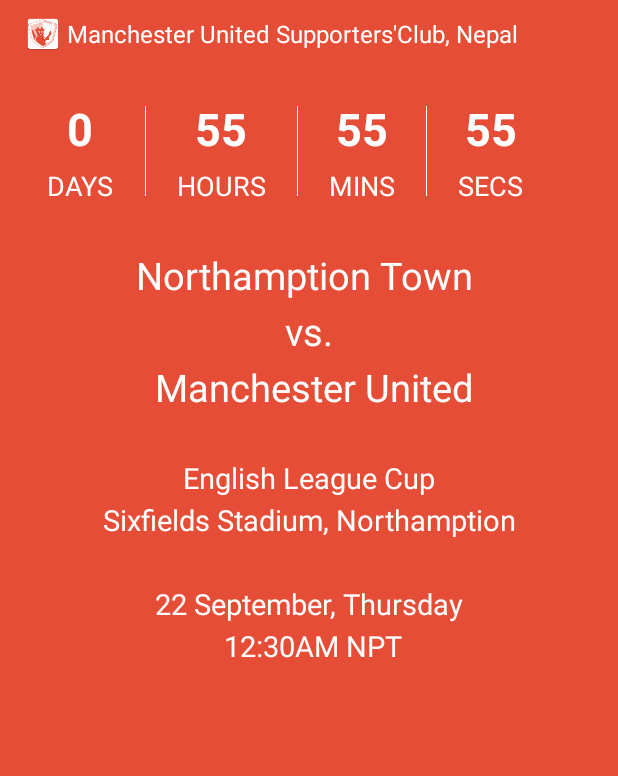
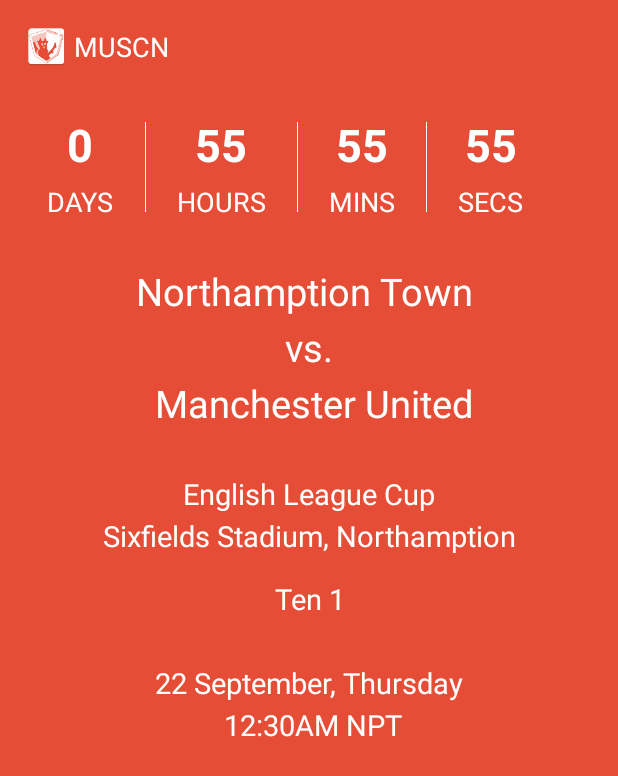
Before and after one commit to muscn/muscn4android, an Android app: the screen it shows after launch (HomeActivity), on a phone screen of 412 x 824 dp. Shown: the top 776 px of the screen. Run offline under Robolectric (Android 15) with nearby library versions, the phone set to English and light mode, and no system bars; our stand-ins replace ButterKnife; libraries missing offline, so code that uses them is left out: retrofit2.adapter.rxjava, rx.android.schedulers, rx.schedulers; 5 statements that could not run were skipped.

Commit message:
- header title text and size changed - sports channel name textview added

```diff
--- a/app/src/main/res/layout/activity_home.xml
+++ b/app/src/main/res/layout/activity_home.xml
@@ -17,7 +17,7 @@
         <LinearLayout
             android:layout_width="match_parent"
             android:layout_height="wrap_content"
-            android:layout_marginTop="10dp"
+            android:layout_marginTop="@dimen/activity_horizontal_margin"
             android:orientation="vertical">
 
             <!--icon and title textview-->
@@ -36,9 +36,9 @@
                     android:layout_width="match_parent"
                     android:layout_height="wrap_content"
                     android:layout_marginLeft="3dp"
-                    android:text="Manchester United Supporters'Club, Nepal"
+                    android:text="MUSCN"
                     android:textColor="@color/white"
-                    android:textSize="16sp" />
+                    android:textSize="18sp" />
             </LinearLayout>
 
 
@@ -199,6 +199,17 @@
                 android:text="English League Cup\nSixfields Stadium, Northamption"
                 android:textColor="@color/white"
                 android:textSize="@dimen/competition_txt_size" />
+
+            <TextView
+                android:id="@+id/tvChannelTextView"
+                android:layout_width="match_parent"
+                android:layout_height="wrap_content"
+                android:layout_marginTop="@dimen/activity_horizontal_margin"
+                android:gravity="center"
+                android:lineSpacingExtra="5dp"
+                android:text="Ten 1"
+                android:textColor="@color/white"
+                android:textSize="@dimen/competition_txt_size" />
             <!--date/time-->
             <TextView
                 android:id="@+id/dateTimeTextView"
--- a/app/src/main/res/values/dimens.xml
+++ b/app/src/main/res/values/dimens.xml
@@ -4,7 +4,7 @@
     <dimen name="activity_vertical_margin">16dp</dimen>
     <dimen name="drawable_size">76dp</dimen>
     <dimen name="home_view_margin_top_large">30dp</dimen>
-    <dimen name="titlee_logo_size">25dp</dimen>
+    <dimen name="titlee_logo_size">30dp</dimen>
     <dimen name="match_between_txt_size">25sp</dimen>
     <dimen name="competition_txt_size">19sp</dimen>
     <dimen name="time_label_txt_size">18sp</dimen>
```
